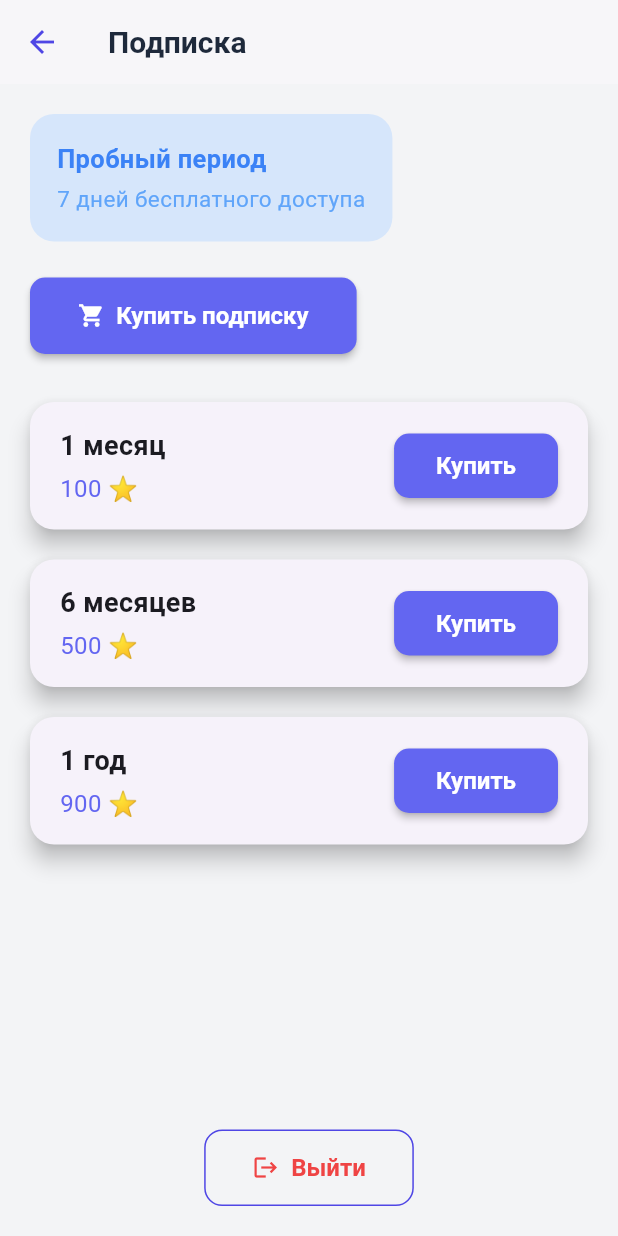
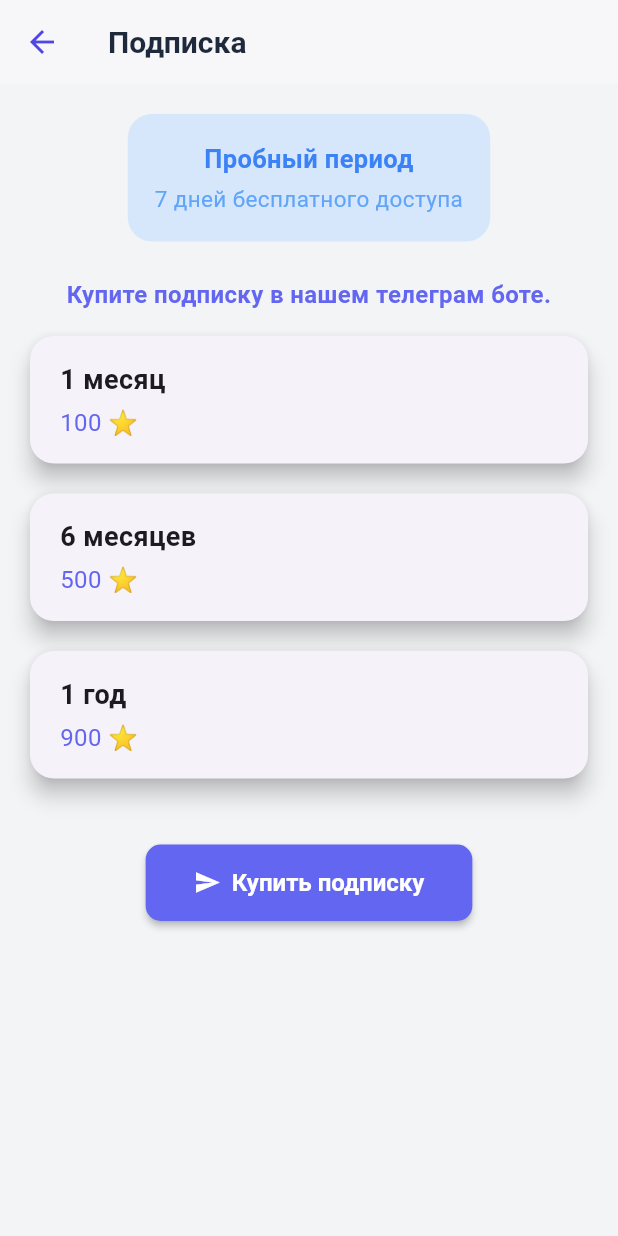
Before and after one commit to Midasfallen/vpn, a Flutter app: the screen it shows after launch, after a tap on "Войти", after a tap on "Купить подписку", on a phone screen of 412 x 824 dp. Run offline on Flutter 3.47's test engine with Material 3 defaults, Android fonts, the phone set to English and light mode, and no system bars.

Commit message:
Стабильная версия, внесены важные исправления по дизайну и логике работы. Добавлен экран Зарегистрироваться

```diff
--- a/lib/main.dart
+++ b/lib/main.dart
@@ -1,5 +1,54 @@
+// Экран регистрации
+import 'package:flutter/material.dart';
+// Экран регистрации
+class RegisterScreen extends StatelessWidget {
+  const RegisterScreen({super.key});
+  @override
+  Widget build(BuildContext context) {
+    return Scaffold(
+      appBar: AppBar(
+        title: Text('Регистрация'),
+        backgroundColor: Colors.white,
+        elevation: 1,
+      ),
+      body: Center(
+        child: SingleChildScrollView(
+          child: Padding(
+            padding: const EdgeInsets.all(24.0),
+            child: Column(
+              crossAxisAlignment: CrossAxisAlignment.stretch,
+              children: [
+                Text(
+                  'Создайте аккаунт',
+                  style: TextStyle(fontSize: 28, fontWeight: FontWeight.bold, color: Color(0xFF1E293B)),
+                  textAlign: TextAlign.center,
+                ),
+                SizedBox(height: 16),
+                TextField(
+                  decoration: InputDecoration(
+                    labelText: 'Email',
+                    prefixIcon: Icon(Icons.email_outlined),
+                  ),
+                ),
+                SizedBox(height: 16),
+                _PasswordField(),
+                SizedBox(height: 24),
+                ElevatedButton(
+                  onPressed: () {
+                    // TODO: Реализовать регистрацию
+                    Navigator.pop(context);
+                  },
+                  child: Text('Зарегистрироваться'),
+                ),
+              ],
+            ),
+          ),
+        ),
+      ),
+    );
+  }
+}
 
-import 'package:flutter/material.dart';
 
 // Класс для информации о приложении
 
@@ -76,8 +125,8 @@ class VpnApp extends StatelessWidget {
       routes: {
         '/login': (_) => LoginScreen(),
         '/home': (_) => HomeScreen(),
-        // '/split': (_) => SplitTunnelingScreen(), // Экран не реализован
         '/subscription': (_) => SubscriptionScreen(),
+        '/register': (_) => RegisterScreen(), // Новый маршрут
       },
     );
   }
@@ -132,11 +181,6 @@ class LoginScreen extends StatelessWidget {
   @override
   Widget build(BuildContext context) {
     return Scaffold(
-      appBar: AppBar(
-        title: Text('Вход'),
-        backgroundColor: Colors.white,
-        elevation: 1,
-      ),
       body: Center(
         child: SingleChildScrollView(
           child: Padding(
@@ -174,44 +218,47 @@ class LoginScreen extends StatelessWidget {
                 ),
                 SizedBox(height: 16),
                 Row(
+                  mainAxisAlignment: MainAxisAlignment.center,
                   children: [
-                    Expanded(child: Divider()),
-                    Padding(
+                    Expanded(
+                      child: Padding(
                         padding: const EdgeInsets.symmetric(horizontal: 8.0),
-                      child: Text('или'),
-                    ),
-                    Expanded(child: Divider()),
-                  ],
-                ),
-                SizedBox(height: 16),
-                ElevatedButton.icon(
+                        child: ElevatedButton(
                           style: ElevatedButton.styleFrom(
                             backgroundColor: Colors.white,
-                    foregroundColor: Colors.black87,
-                    elevation: 1,
-                    side: BorderSide(color: Colors.grey.shade300),
+                            foregroundColor: Color(0xFF4285F4),
+                            elevation: 2,
+                            shape: RoundedRectangleBorder(borderRadius: BorderRadius.circular(12)),
+                            side: BorderSide(color: Color(0xFF4285F4), width: 2),
+                            padding: EdgeInsets.symmetric(vertical: 14),
                           ),
-                  icon: Image.network(
-                    'https://upload.wikimedia.org/wikipedia/commons/4/4a/Logo_2013_Google.png',
-                    height: 24,
-                  ),
-                  label: Text('Войти через Google'),
                           onPressed: () {
                             // TODO: Реализовать Google Sign-In
                           },
+                          child: Text('G', style: TextStyle(fontSize: 28, fontWeight: FontWeight.bold)),
                         ),
-                SizedBox(height: 12),
-                ElevatedButton.icon(
+                      ),
+                    ),
+                    Expanded(
+                      child: Padding(
+                        padding: const EdgeInsets.symmetric(horizontal: 8.0),
+                        child: ElevatedButton(
                           style: ElevatedButton.styleFrom(
                             backgroundColor: Colors.black,
                             foregroundColor: Colors.white,
-                    elevation: 1,
+                            elevation: 2,
+                            shape: RoundedRectangleBorder(borderRadius: BorderRadius.circular(12)),
+                            side: BorderSide(color: Colors.black, width: 2),
+                            padding: EdgeInsets.symmetric(vertical: 14),
                           ),
-                  icon: Icon(Icons.apple, size: 24),
-                  label: Text('Войти через Apple'),
                           onPressed: () {
                             // TODO: Реализовать Apple Sign-In
                           },
+                          child: Icon(Icons.apple, size: 28),
+                        ),
+                      ),
+                    ),
+                  ],
                 ),
                 SizedBox(height: 24),
                 Row(
@@ -220,7 +267,7 @@ class LoginScreen extends StatelessWidget {
                     Text('Нет аккаунта?'),
                     TextButton(
                       onPressed: () {
-                        // TODO: Реализовать регистрацию
+                        Navigator.pushNamed(context, '/register');
                       },
                       child: Text('Зарегистрироваться'),
                     ),
@@ -232,6 +279,7 @@ class LoginScreen extends StatelessWidget {
         ),
       ),
     );
+// Экран регистрации
   }
 }
 
@@ -335,9 +383,10 @@ class HomeScreenState extends State<HomeScreen> {
     return Scaffold(
       backgroundColor: Color(0xFFF8FAFF),
       appBar: AppBar(
-        title: Text('Главная'),
         backgroundColor: Colors.white,
         elevation: 1,
+        automaticallyImplyLeading: false, // убирает кнопку назад
+        title: null, // убирает заголовок
       ),
       body: SingleChildScrollView(
         child: Padding(
@@ -357,13 +406,13 @@ class HomeScreenState extends State<HomeScreen> {
                             : Color(0xFFF3F4F6))),
                 shape: RoundedRectangleBorder(borderRadius: BorderRadius.circular(16)),
                 child: Padding(
-                  padding: const EdgeInsets.symmetric(vertical: 18, horizontal: 0),
+                  padding: const EdgeInsets.symmetric(vertical: 14, horizontal: 12),
                   child: Center(
                     child: Text(
                       _getStatusText(),
                       style: TextStyle(
-                        fontSize: 16,
-                        fontWeight: FontWeight.bold,
+                        fontSize: 17,
+                        fontWeight: FontWeight.w600,
                         color: _isExpired()
                             ? Colors.red
                             : (_hasActiveSubscription
@@ -376,16 +425,18 @@ class HomeScreenState extends State<HomeScreen> {
                   ),
                 ),
               ),
-              SizedBox(height: 24),
+              SizedBox(height: 20),
               // Кнопка купить подписку
-              ElevatedButton(
+              Padding(
+                padding: const EdgeInsets.symmetric(horizontal: 8.0),
+                child: ElevatedButton(
                   style: ElevatedButton.styleFrom(
                     backgroundColor: Color(0xFF6366F1),
                     foregroundColor: Colors.white,
                     elevation: 8,
                     shape: RoundedRectangleBorder(borderRadius: BorderRadius.circular(18)),
-                  padding: EdgeInsets.symmetric(vertical: 20),
-                  textStyle: TextStyle(fontSize: 20, fontWeight: FontWeight.bold),
+                    padding: EdgeInsets.symmetric(vertical: 16),
+                    textStyle: TextStyle(fontSize: 18, fontWeight: FontWeight.bold),
                   ),
                   onPressed: () {
                     Navigator.pushNamed(context, '/subscription');
@@ -393,21 +444,22 @@ class HomeScreenState extends State<HomeScreen> {
                   child: Row(
                     mainAxisAlignment: MainAxisAlignment.center,
                     children: [
-                    Icon(Icons.shopping_cart, size: 26),
-                    SizedBox(width: 12),
+                      Icon(Icons.shopping_cart, size: 24),
+                      SizedBox(width: 10),
                       Text('Купить подписку'),
                     ],
                   ),
                 ),
-              SizedBox(height: 36),
+              ),
+              SizedBox(height: 28),
               // Кнопка подключения
               Center(
                 child: GestureDetector(
                   onTap: _toggleVpn,
                   child: AnimatedContainer(
                     duration: Duration(milliseconds: 300),
-                    width: 170,
-                    height: 170,
+                    width: 140,
+                    height: 140,
                     decoration: BoxDecoration(
                       gradient: LinearGradient(
                         colors: _connected
@@ -419,8 +471,8 @@ class HomeScreenState extends State<HomeScreen> {
                       boxShadow: [
                         BoxShadow(
                           color: (_connected ? Color(0xFF6366F1) : Color(0xFFCBD5E1)).withAlpha(60),
-                          blurRadius: 36,
-                          offset: Offset(0, 18),
+                          blurRadius: 24,
+                          offset: Offset(0, 12),
                         ),
                       ],
                       shape: BoxShape.circle,
@@ -428,16 +480,18 @@ class HomeScreenState extends State<HomeScreen> {
                     child: Center(
                       child: Icon(
                         _connected ? Icons.lock_open : Icons.lock,
-                        size: 72,
+                        size: 54,
                         color: Colors.white,
                       ),
                     ),
                   ),
                 ),
               ),
-              SizedBox(height: 18),
+              SizedBox(height: 24),
               // Кнопка "Выбрать приложения"
-              ElevatedButton.icon(
+              Padding(
+                padding: const EdgeInsets.symmetric(horizontal: 8.0),
+                child: ElevatedButton.icon(
                   icon: Icon(Icons.tune),
                   style: ElevatedButton.styleFrom(
                     backgroundColor: Colors.white,
@@ -445,8 +499,8 @@ class HomeScreenState extends State<HomeScreen> {
                     elevation: 0,
                     side: BorderSide(color: Color(0xFF6366F1), width: 1.2),
                     shape: RoundedRectangleBorder(borderRadius: BorderRadius.circular(16)),
-                  padding: EdgeInsets.symmetric(vertical: 18),
-                  textStyle: TextStyle(fontSize: 18, fontWeight: FontWeight.bold),
+                    padding: EdgeInsets.symmetric(vertical: 14),
+                    textStyle: TextStyle(fontSize: 17, fontWeight: FontWeight.bold),
                   ),
                   onPressed: () {
                     showDialog(
@@ -536,8 +590,25 @@ class HomeScreenState extends State<HomeScreen> {
                   },
                   label: Text('Выбрать приложения'),
                 ),
+              ),
             ],
           ),
+        ),
+      ),
+      bottomNavigationBar: Padding(
+        padding: const EdgeInsets.symmetric(horizontal: 18, vertical: 12),
+        child: OutlinedButton.icon(
+          icon: Icon(Icons.logout),
+          label: Text('Выйти из профиля'),
+          style: OutlinedButton.styleFrom(
+            foregroundColor: Color(0xFFEF4444),
+            textStyle: TextStyle(fontSize: 16, fontWeight: FontWeight.bold),
+            padding: EdgeInsets.symmetric(vertical: 16),
+            shape: RoundedRectangleBorder(borderRadius: BorderRadius.circular(12)),
+          ),
+          onPressed: () {
+            // TODO: Реализовать выход из профиля
+          },
         ),
       ),
     );
@@ -558,7 +629,7 @@ class SubscriptionScreen extends StatelessWidget {
       body: Padding(
         padding: EdgeInsets.all(20),
         child: Column(
-          crossAxisAlignment: CrossAxisAlignment.start,
+          crossAxisAlignment: CrossAxisAlignment.center,
           children: [
             Container(
               margin: EdgeInsets.only(bottom: 0),
@@ -568,17 +639,42 @@ class SubscriptionScreen extends StatelessWidget {
                 borderRadius: BorderRadius.circular(16),
               ),
               child: Column(
-                crossAxisAlignment: CrossAxisAlignment.start,
+                crossAxisAlignment: CrossAxisAlignment.center,
                 children: [
-                  Text('Пробный период', style: TextStyle(fontSize: 17, fontWeight: FontWeight.bold, color: Color(0xFF3B82F6))),
+                  Text('Пробный период', style: TextStyle(fontSize: 17, fontWeight: FontWeight.bold, color: Color(0xFF3B82F6)), textAlign: TextAlign.center),
                   SizedBox(height: 4),
-                  Text('7 дней бесплатного доступа', style: TextStyle(fontSize: 15, color: Color(0xFF60A5FA))),
+                  Text('7 дней бесплатного доступа', style: TextStyle(fontSize: 15, color: Color(0xFF60A5FA)), textAlign: TextAlign.center),
                 ],
               ),
             ),
             SizedBox(height: 24),
+            Text(
+              'Купите подписку в нашем телеграм боте.',
+              style: TextStyle(fontSize: 16, fontWeight: FontWeight.bold, color: Color(0xFF6366F1)),
+              textAlign: TextAlign.center,
+            ),
+            SizedBox(height: 16),
+            SubscriptionCard(
+              title: '1 месяц',
+              price: '100 ⭐',
+              showBuyButton: false,
+              onTap: () {},
+            ),
+            SubscriptionCard(
+              title: '6 месяцев',
+              price: '500 ⭐',
+              showBuyButton: false,
+              onTap: () {},
+            ),
+            SubscriptionCard(
+              title: '1 год',
+              price: '900 ⭐',
+              showBuyButton: false,
+              onTap: () {},
+            ),
+            SizedBox(height: 24),
             ElevatedButton.icon(
-              icon: Icon(Icons.shopping_cart),
+              icon: Icon(Icons.send), // иконка Telegram
               label: Text('Купить подписку'),
               style: ElevatedButton.styleFrom(
                 backgroundColor: Color(0xFF6366F1),
@@ -588,34 +684,10 @@ class SubscriptionScreen extends StatelessWidget {
                 shape: RoundedRectangleBorder(borderRadius: BorderRadius.circular(10)),
               ),
               onPressed: () {
-                // TODO: обработка покупки подписки
+                // TODO: переход в Telegram бот
               },
             ),
-            SizedBox(height: 32),
-            SubscriptionCard(
-              title: '1 месяц',
-              price: '100 ⭐',
-              onTap: () {},
-            ),
-            SubscriptionCard(
-              title: '6 месяцев',
-              price: '500 ⭐',
-              onTap: () {},
-            ),
-            SubscriptionCard(
-              title: '1 год',
-              price: '900 ⭐',
-              onTap: () {},
-            ),
-            Spacer(),
-            Center(
-              child: OutlinedButton.icon(
-                icon: Icon(Icons.logout),
-                onPressed: () {},
-                label: Text('Выйти'),
-                style: OutlinedButton.styleFrom(foregroundColor: Color(0xFFEF4444)),
-              ),
-            )
+            // Spacer() и кнопка выйти убраны
           ],
         ),
       ),
@@ -627,8 +699,15 @@ class SubscriptionCard extends StatelessWidget {
   final String title;
   final String price;
   final VoidCallback onTap;
+  final bool showBuyButton;
 
-  const SubscriptionCard({super.key, required this.title, required this.price, required this.onTap});
+  const SubscriptionCard({
+    super.key,
+    required this.title,
+    required this.price,
+    required this.onTap,
+    this.showBuyButton = true,
+  });
 
   @override
   Widget build(BuildContext context) {
@@ -649,6 +728,7 @@ class SubscriptionCard extends StatelessWidget {
                 Text(price, style: TextStyle(fontSize: 16, color: Color(0xFF6366F1))),
               ],
             ),
+            if (showBuyButton)
               ElevatedButton(
                 onPressed: onTap,
                 style: ElevatedButton.styleFrom(
```
Lines whose indentation alone changed are shown as unchanged.
